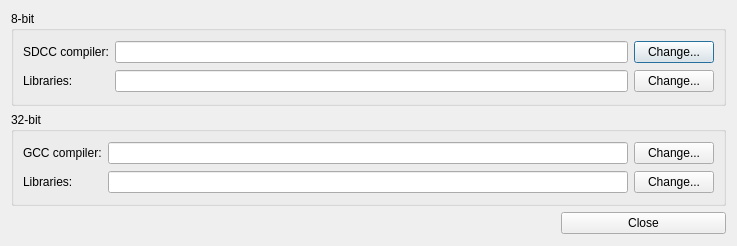
Before: the Qt Designer form qtgui/frames/paths.ui in PinguinoIDE/pinguino-ide, drawn with Qt 5.
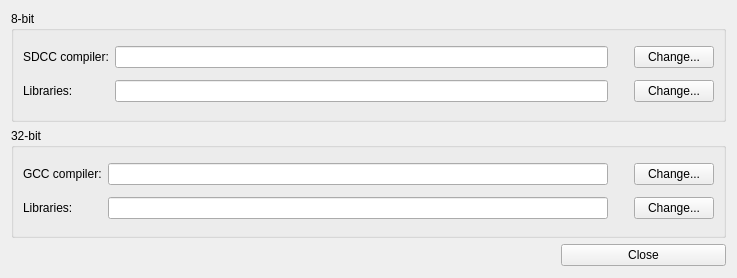
After: the same form once the commit is applied. Icons and pictures are not drawn.

Commit message: Update paths for windows.

```diff
--- a/qtgui/frames/paths.ui
+++ b/qtgui/frames/paths.ui
@@ -7,7 +7,7 @@
     <x>0</x>
     <y>0</y>
     <width>737</width>
-    <height>246</height>
+    <height>278</height>
    </rect>
   </property>
   <property name="windowTitle">
@@ -19,14 +19,7 @@
      <property name="title">
       <string>8-bit</string>
      </property>
-     <layout class="QGridLayout" name="gridLayout_3">
-      <item row="0" column="2">
-       <widget class="QPushButton" name="pushButton_sdcc_bin">
-        <property name="text">
-         <string>Change...</string>
-        </property>
-       </widget>
-      </item>
+     <layout class="QGridLayout" name="gridLayout">
       <item row="0" column="0">
        <widget class="QLabel" name="label_3">
         <property name="text">
@@ -35,10 +28,42 @@
        </widget>
       </item>
       <item row="0" column="1">
-       <widget class="QLineEdit" name="lineEdit_sdcc_bin"/>
-      </item>
-      <item row="1" column="1">
-       <widget class="QLineEdit" name="lineEdit_pinguino_8_libs"/>
+       <layout class="QHBoxLayout" name="horizontalLayout">
+        <property name="spacing">
+         <number>0</number>
+        </property>
+        <item>
+         <widget class="QLineEdit" name="lineEdit_sdcc_bin"/>
+        </item>
+        <item>
+         <widget class="QPushButton" name="pushButton_clear_sdcc_bin">
+          <property name="maximumSize">
+           <size>
+            <width>26</width>
+            <height>16777215</height>
+           </size>
+          </property>
+          <property name="text">
+           <string/>
+          </property>
+          <property name="icon">
+           <iconset theme="edit-clear">
+            <normaloff/>
+           </iconset>
+          </property>
+          <property name="flat">
+           <bool>true</bool>
+          </property>
+         </widget>
+        </item>
+        <item>
+         <widget class="QPushButton" name="pushButton_sdcc_bin">
+          <property name="text">
+           <string>Change...</string>
+          </property>
+         </widget>
+        </item>
+       </layout>
       </item>
       <item row="1" column="0">
        <widget class="QLabel" name="label_6">
@@ -47,12 +72,43 @@
         </property>
        </widget>
       </item>
-      <item row="1" column="2">
-       <widget class="QPushButton" name="pushButton_pinguino_8_libs">
-        <property name="text">
-         <string>Change...</string>
+      <item row="1" column="1">
+       <layout class="QHBoxLayout" name="horizontalLayout_3">
+        <property name="spacing">
+         <number>0</number>
         </property>
-       </widget>
+        <item>
+         <widget class="QLineEdit" name="lineEdit_pinguino_8_libs"/>
+        </item>
+        <item>
+         <widget class="QPushButton" name="pushButton_clear_8_libs">
+          <property name="maximumSize">
+           <size>
+            <width>26</width>
+            <height>16777215</height>
+           </size>
+          </property>
+          <property name="text">
+           <string/>
+          </property>
+          <property name="icon">
+           <iconset theme="edit-clear">
+            <normaloff/>
+           </iconset>
+          </property>
+          <property name="flat">
+           <bool>true</bool>
+          </property>
+         </widget>
+        </item>
+        <item>
+         <widget class="QPushButton" name="pushButton_pinguino_8_libs">
+          <property name="text">
+           <string>Change...</string>
+          </property>
+         </widget>
+        </item>
+       </layout>
       </item>
      </layout>
     </widget>
@@ -62,17 +118,7 @@
      <property name="title">
       <string>32-bit</string>
      </property>
-     <layout class="QGridLayout" name="gridLayout_4">
-      <item row="0" column="2">
-       <widget class="QPushButton" name="pushButton_gcc_bin">
-        <property name="text">
-         <string>Change...</string>
-        </property>
-       </widget>
-      </item>
-      <item row="0" column="1">
-       <widget class="QLineEdit" name="lineEdit_gcc_bin"/>
-      </item>
+     <layout class="QGridLayout" name="gridLayout_2">
       <item row="0" column="0">
        <widget class="QLabel" name="label_4">
         <property name="text">
@@ -80,6 +126,44 @@
         </property>
        </widget>
       </item>
+      <item row="0" column="1">
+       <layout class="QHBoxLayout" name="horizontalLayout_4">
+        <property name="spacing">
+         <number>0</number>
+        </property>
+        <item>
+         <widget class="QLineEdit" name="lineEdit_gcc_bin"/>
+        </item>
+        <item>
+         <widget class="QPushButton" name="pushButton_clear_gcc_bin">
+          <property name="maximumSize">
+           <size>
+            <width>26</width>
+            <height>16777215</height>
+           </size>
+          </property>
+          <property name="text">
+           <string/>
+          </property>
+          <property name="icon">
+           <iconset theme="edit-clear">
+            <normaloff/>
+           </iconset>
+          </property>
+          <property name="flat">
+           <bool>true</bool>
+          </property>
+         </widget>
+        </item>
+        <item>
+         <widget class="QPushButton" name="pushButton_gcc_bin">
+          <property name="text">
+           <string>Change...</string>
+          </property>
+         </widget>
+        </item>
+       </layout>
+      </item>
       <item row="1" column="0">
        <widget class="QLabel" name="label_8">
         <property name="text">
@@ -88,14 +172,42 @@
        </widget>
       </item>
       <item row="1" column="1">
-       <widget class="QLineEdit" name="lineEdit_pinguino_32_libs"/>
-      </item>
-      <item row="1" column="2">
-       <widget class="QPushButton" name="pushButton_pinguino_32_libs">
-        <property name="text">
-         <string>Change...</string>
+       <layout class="QHBoxLayout" name="horizontalLayout_5">
+        <property name="spacing">
+         <number>0</number>
         </property>
-       </widget>
+        <item>
+         <widget class="QLineEdit" name="lineEdit_pinguino_32_libs"/>
+        </item>
+        <item>
+         <widget class="QPushButton" name="pushButton_clear_32_libs">
+          <property name="maximumSize">
+           <size>
+            <width>26</width>
+            <height>16777215</height>
+           </size>
+          </property>
+          <property name="text">
+           <string/>
+          </property>
+          <property name="icon">
+           <iconset theme="edit-clear">
+            <normaloff/>
+           </iconset>
+          </property>
+          <property name="flat">
+           <bool>true</bool>
+          </property>
+         </widget>
+        </item>
+        <item>
+         <widget class="QPushButton" name="pushButton_pinguino_32_libs">
+          <property name="text">
+           <string>Change...</string>
+          </property>
+         </widget>
+        </item>
+       </layout>
       </item>
      </layout>
     </widget>
```
The commit also changes 43 other files.
